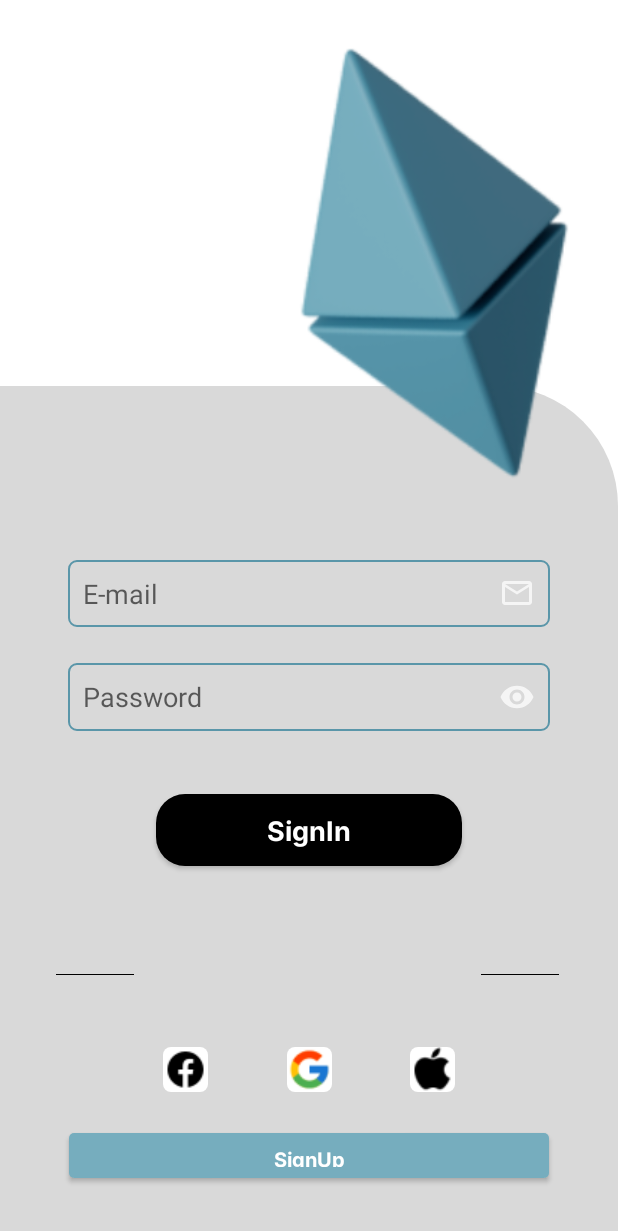
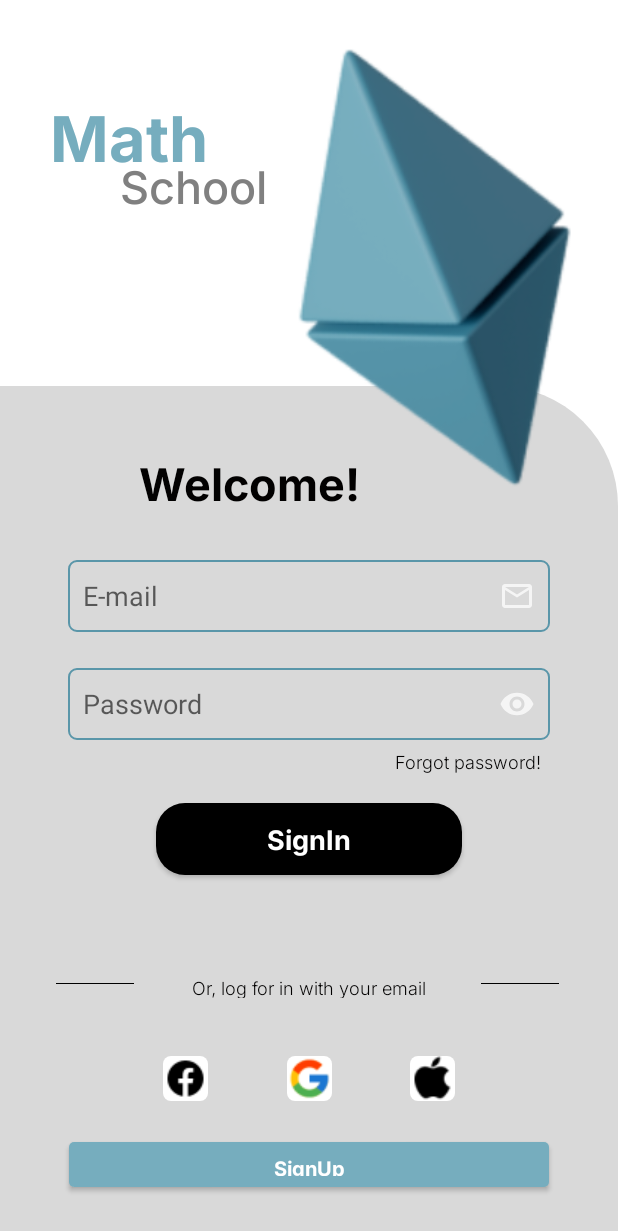
Before and after one commit to VictorCiechovicz/MathSchool, an Android app: the screen it shows after launch (SignIn), on a phone screen of 412 x 824 dp. Shown: the top 1231 px of the screen. Run offline under Robolectric (Android 15) with nearby library versions, the phone set to English and light mode, and no system bars.

Commit message:
:sparkles: feat: Navegacao para Screen SignUp

```diff
--- a/app/src/main/AndroidManifest.xml
+++ b/app/src/main/AndroidManifest.xml
@@ -13,6 +13,9 @@
         android:supportsRtl="true"
         android:theme="@style/Theme.MathSchool"
         tools:targetApi="31">
+        <activity
+            android:name=".SignUp"
+            android:exported="false" />
         <activity
             android:name=".MainActivity"
             android:exported="false" />
--- a/app/src/main/java/com/example/mathschool/SignIn.java
+++ b/app/src/main/java/com/example/mathschool/SignIn.java
@@ -1,10 +1,18 @@
 package com.example.mathschool;
 
 import androidx.appcompat.app.AppCompatActivity;
+import androidx.appcompat.widget.AppCompatButton;
 
+import android.content.Intent;
 import android.os.Bundle;
+import android.view.View;
 
 public class SignIn extends AppCompatActivity {
+
+    private AppCompatButton button_signup;
+
+
+
 
     @Override
     protected void onCreate(Bundle savedInstanceState) {
@@ -12,5 +20,20 @@ public class SignIn extends AppCompatActivity {
         setContentView(R.layout.activity_sign_in);
 
         getSupportActionBar().hide();
+
+button_signup =findViewById(R.id.appCompatButtonSingUp);
+
+button_signup.setOnClickListener(new View.OnClickListener() {
+    @Override
+    public void onClick(View view) {
+        Intent intent = new Intent(SignIn.this, SignUp.class);
+    startActivity(intent);
     }
-}
+});
+
+
+    }
+
+
+
+    }
--- a/app/src/main/res/layout/activity_sign_in.xml
+++ b/app/src/main/res/layout/activity_sign_in.xml
@@ -16,6 +16,7 @@
     <View
         android:id="@+id/containerComponents"
         style="@style/ContainerComponents"
+        android:layout_height="0dp"
         android:layout_marginTop="257dp"
         app:layout_constraintBottom_toBottomOf="parent"
         app:layout_constraintEnd_toEndOf="parent"
@@ -33,6 +34,7 @@
         android:layout_marginEnd="179dp"
         android:layout_marginBottom="611dp"
         android:fontFamily="@font/inter_bold"
+        android:text="@string/Math"
         android:textAlignment="center"
         android:textColor="@color/primary"
         android:textSize="42sp"
@@ -55,6 +57,7 @@
         android:layout_marginEnd="163dp"
         android:layout_marginBottom="594dp"
         android:fontFamily="@font/inter_medium"
+        android:text="@string/School"
         android:textAlignment="center"
         android:textColor="@color/secundary_dark"
         android:textSize="30sp"
@@ -78,7 +81,8 @@
         app:layout_constraintHorizontal_bias="0.0"
         app:layout_constraintStart_toStartOf="parent"
         app:layout_constraintTop_toTopOf="parent"
-        app:layout_constraintVertical_bias="1.0" />
+        app:layout_constraintVertical_bias="1.0"
+        android:contentDescription="@string/todo" />
 
     <TextView
         android:id="@+id/textWelcome"
@@ -89,6 +93,7 @@
         android:layout_marginEnd="125dp"
         android:layout_marginBottom="476dp"
         android:fontFamily="@font/inter_bold"
+        android:text="@string/Welcome"
         android:textAlignment="center"
         android:textColor="#020101"
         android:textSize="30sp"
@@ -102,22 +107,24 @@
     <EditText
         android:id="@+id/edit_email"
         style="@style/Edit_Text"
+        android:drawableRight="@drawable/ic_email"
         android:hint="@string/Email"
         android:inputType="textEmailAddress"
-        android:drawableRight="@drawable/ic_email"
+        android:minHeight="48dp"
+        app:layout_constraintEnd_toEndOf="@id/containerComponents"
         app:layout_constraintStart_toEndOf="@id/containerComponents"
-        app:layout_constraintEnd_toEndOf="@id/containerComponents"
-        app:layout_constraintTop_toTopOf="@id/containerComponents"/>
+        app:layout_constraintTop_toTopOf="@id/containerComponents"
+        android:autofillHints="" />
 
     <EditText
         android:id="@+id/edit_password"
         style="@style/Edit_Text"
-        android:layout_height="45dp"
+        android:layout_height="48dp"
         android:layout_marginTop="24dp"
-        android:drawableRight="@drawable/ic_eye"
+        android:drawableEnd="@drawable/ic_eye"
 
+        android:hint="@string/Password"
         android:inputType="textPassword"
-        android:hint="@string/Password"
         app:layout_constraintEnd_toEndOf="@id/containerComponents"
         app:layout_constraintStart_toEndOf="@id/containerComponents"
         app:layout_constraintTop_toBottomOf="@id/edit_email" />
@@ -131,6 +138,7 @@
         android:layout_marginEnd="52dp"
         android:layout_marginBottom="317dp"
         android:fontFamily="@font/inter_light"
+        android:text="@string/ForgotPassword"
         android:textAlignment="center"
         android:textColor="#020101"
         android:textSize="12sp"
@@ -182,6 +190,7 @@
         android:layout_marginEnd="95dp"
         android:layout_marginBottom="168dp"
         android:fontFamily="@font/inter_light"
+        android:text="Or, log for in with your email"
         android:textAlignment="center"
         android:textColor="#020101"
         android:textSize="12sp"
@@ -201,7 +210,8 @@
         android:src="@drawable/facebookicon"
         app:layout_constraintBottom_toTopOf="@+id/appCompatButtonSingUp"
         app:layout_constraintEnd_toStartOf="@+id/imageViewGoogle"
-        app:layout_constraintStart_toStartOf="parent" />
+        app:layout_constraintStart_toStartOf="parent"
+        android:contentDescription="TODO" />
 
     <ImageView
         android:id="@+id/imageViewGoogle"
@@ -238,7 +248,8 @@
         app:layout_constraintBottom_toBottomOf="parent"
         app:layout_constraintEnd_toEndOf="parent"
         app:layout_constraintStart_toStartOf="parent"
-        app:layout_constraintTop_toBottomOf="@+id/imageViewGoogle" />
+        app:layout_constraintTop_toBottomOf="@+id/imageViewGoogle"
+        tools:ignore="TouchTargetSizeCheck" />
 
 
 </androidx.constraintlayout.widget.ConstraintLayout>
--- a/app/src/main/res/values/strings.xml
+++ b/app/src/main/res/values/strings.xml
@@ -8,4 +8,5 @@
     <string name="ForgotPassword">Forgot password!</string>
     <string name="SignIn">SignIn</string>
     <string name="SignUp">SignUp</string>
+    <string name="todo">TODO</string>
 </resources>
```
Also changed, not shown: app/src/main/java/com/example/mathschool/SignUp.java (added, +16 -0 lines), app/src/main/res/layout/activity_sign_up.xml (added, +9 -0 lines).
